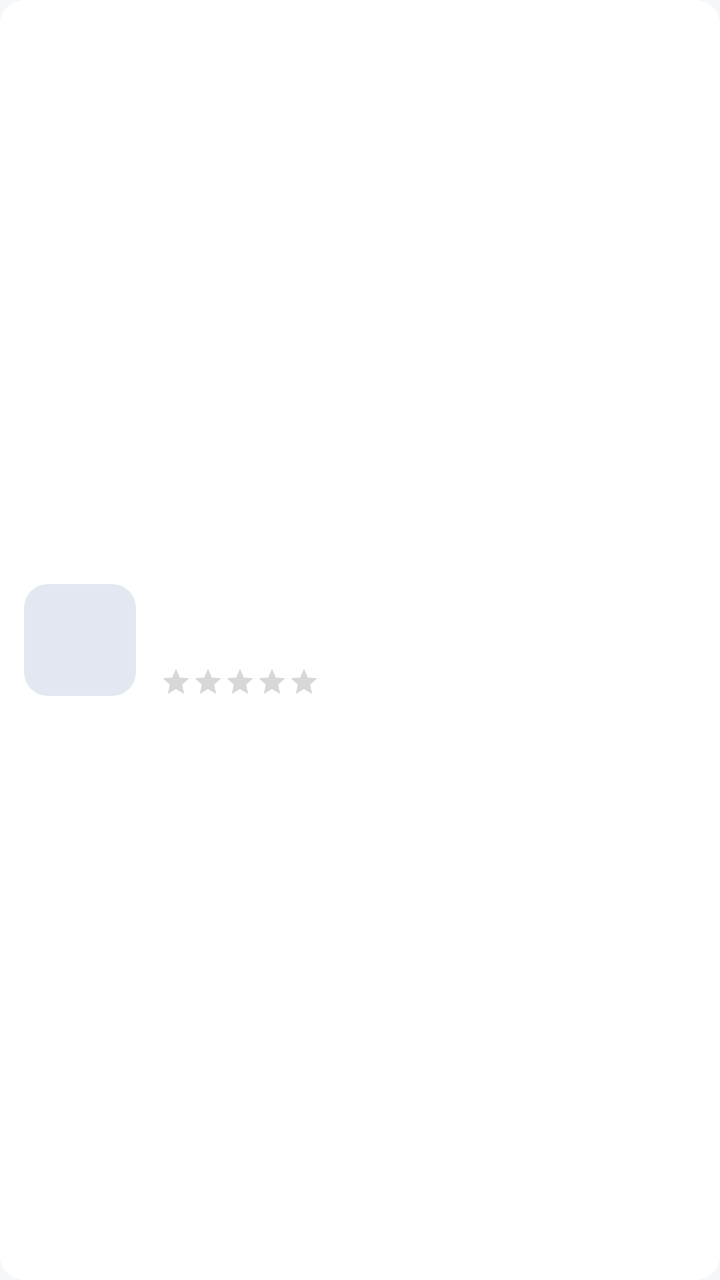
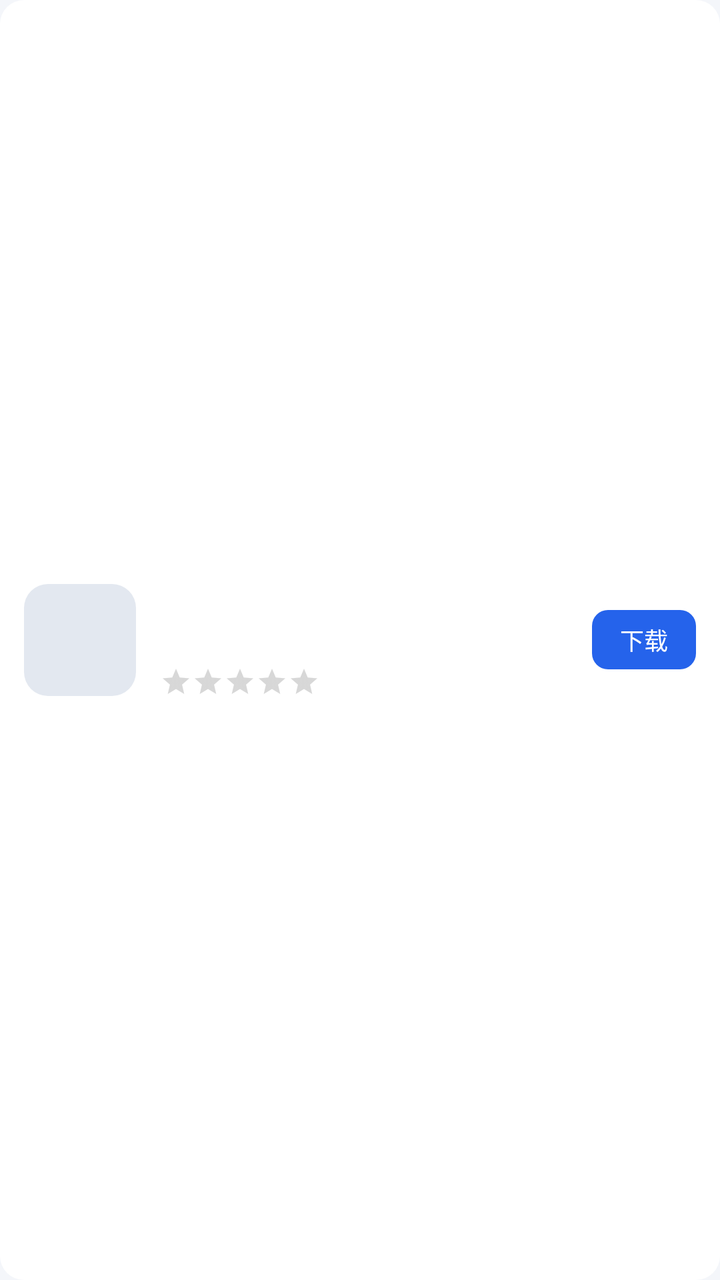

Compare the two renders of this Android layout. The source of the first and the diff that turns it into the second are given below.
<!-- AndroidManifest.xml: application theme AppTheme -->
<!-- res/layout/item_software.xml -->
<?xml version="1.0" encoding="utf-8"?>
<LinearLayout xmlns:android="http://schemas.android.com/apk/res/android"
    android:layout_width="match_parent"
    android:layout_height="wrap_content"
    android:background="@drawable/bg_card"
    android:gravity="center_vertical"
    android:orientation="horizontal"
    android:layout_marginLeft="10dp"
    android:layout_marginRight="10dp"
    android:layout_marginTop="5dp"
    android:layout_marginBottom="5dp"
    android:padding="12dp">

    <ImageView
        android:id="@+id/icon"
        android:layout_width="56dp"
        android:layout_height="56dp"
        android:background="@drawable/placeholder_app"
        android:scaleType="centerCrop" />

    <LinearLayout
        android:layout_width="0dp"
        android:layout_height="wrap_content"
        android:layout_marginLeft="12dp"
        android:layout_weight="1"
        android:orientation="vertical">

        <LinearLayout
            android:layout_width="match_parent"
            android:layout_height="wrap_content"
            android:gravity="center_vertical"
            android:orientation="horizontal">

            <TextView
                android:id="@+id/name"
                android:layout_width="wrap_content"
                android:layout_height="wrap_content"
                android:ellipsize="end"
                android:maxWidth="220dp"
                android:maxLines="1"
                android:textColor="@color/text_main"
                android:textSize="16sp"
                android:textStyle="bold" />

            <TextView
                android:id="@+id/badge"
                android:layout_width="wrap_content"
                android:layout_height="wrap_content"
                android:layout_marginLeft="6dp"
                android:background="@drawable/badge_bg"
                android:paddingLeft="6dp"
                android:paddingRight="6dp"
                android:textColor="@color/primary"
                android:textSize="10sp"
                android:visibility="gone" />
        </LinearLayout>

        <TextView
            android:id="@+id/meta"
            android:layout_width="wrap_content"
            android:layout_height="wrap_content"
            android:layout_marginTop="2dp"
            android:textColor="@color/text_sub"
            android:textSize="12sp" />

        <LinearLayout
            android:layout_width="wrap_content"
            android:layout_height="wrap_content"
            android:layout_marginTop="2dp"
            android:gravity="center_vertical"
            android:orientation="horizontal">

            <RatingBar
                android:id="@+id/rating"
                style="?android:attr/ratingBarStyleSmall"
                android:layout_width="wrap_content"
                android:layout_height="wrap_content"
                android:isIndicator="true"
                android:numStars="5"
                android:stepSize="0.5" />

            <TextView
                android:id="@+id/stats"
                android:layout_width="wrap_content"
                android:layout_height="wrap_content"
                android:layout_marginLeft="8dp"
                android:textColor="@color/text_sub"
                android:textSize="11sp" />
        </LinearLayout>
    </LinearLayout>

    <ImageView
        android:id="@+id/btn_download"
        android:layout_width="44dp"
        android:layout_height="44dp"
        android:layout_gravity="center_vertical"
        android:layout_marginLeft="8dp"
        android:contentDescription="@string/desc_download"
        android:padding="6dp" />
</LinearLayout>
<!-- resources referenced by this layout -->
<resources>
  <color name="primary">#2563EB</color>
  <color name="text_main">#1F2937</color>
  <color name="text_sub">#6B7280</color>
  <!-- drawable badge_bg (drawable) -->
  <?xml version="1.0" encoding="utf-8"?>
  <shape xmlns:android="http://schemas.android.com/apk/res/android" android:shape="rectangle">
      <solid android:color="#1A2563EB" />
      <corners android:radius="4dp" />
  </shape>
  <!-- drawable bg_card (drawable) -->
  <?xml version="1.0" encoding="utf-8"?>
  <shape xmlns:android="http://schemas.android.com/apk/res/android" android:shape="rectangle">
      <solid android:color="@color/card" />
      <corners android:radius="12dp" />
  </shape>
  <!-- drawable placeholder_app (drawable) -->
  <?xml version="1.0" encoding="utf-8"?>
  <shape xmlns:android="http://schemas.android.com/apk/res/android" android:shape="rectangle">
      <solid android:color="#E3E8F0" />
      <corners android:radius="12dp" />
  </shape>
  <string name="desc_download">下载</string>
  <style name="AppTheme" parent="android:Theme.Holo.Light.DarkActionBar">
          <item name="android:windowBackground">@color/bg</item>
          <item name="android:actionBarStyle">@style/AppActionBar</item>
      </style>
  <color name="card">#FFFFFF</color>
  <color name="bg">#F4F6FA</color>
  <style name="AppActionBar" parent="android:Widget.Holo.Light.ActionBar.Solid.Inverse">
          <item name="android:background">@color/primary</item>
          <item name="android:titleTextStyle">@style/AppActionBarTitle</item>
      </style>
  <style name="AppActionBarTitle" parent="android:TextAppearance.Holo.Widget.ActionBar.Title">
          <item name="android:textColor">@color/text_white</item>
      </style>
  <color name="text_white">#FFFFFF</color>
</resources>

<!-- the commit's change to res/layout/item_software.xml (unified diff, before → after) -->
@@ -89,12 +89,18 @@
         </LinearLayout>
     </LinearLayout>
 
-    <ImageView
+    <TextView
         android:id="@+id/btn_download"
-        android:layout_width="44dp"
-        android:layout_height="44dp"
+        android:layout_width="wrap_content"
+        android:layout_height="wrap_content"
         android:layout_gravity="center_vertical"
         android:layout_marginLeft="8dp"
-        android:contentDescription="@string/desc_download"
-        android:padding="6dp" />
+        android:background="@drawable/btn_primary"
+        android:paddingLeft="14dp"
+        android:paddingRight="14dp"
+        android:paddingTop="6dp"
+        android:paddingBottom="6dp"
+        android:text="@string/download"
+        android:textColor="@color/text_white"
+        android:textSize="12sp" />
 </LinearLayout>
<!-- resource entries referenced after the edit -->
@@ -15,18 +15,41 @@
       <solid android:color="@color/card" />
       <corners android:radius="12dp" />
   </shape>
+  <!-- drawable btn_primary (drawable) -->
+  <?xml version="1.0" encoding="utf-8"?>
+  <selector xmlns:android="http://schemas.android.com/apk/res/android">
+      <item android:state_pressed="true">
+          <shape android:shape="rectangle">
+              <solid android:color="#1D4ED8" />
+              <corners android:radius="8dp" />
+          </shape>
+      </item>
+      <item android:state_enabled="false">
+          <shape android:shape="rectangle">
+              <solid android:color="@color/disabled" />
+              <corners android:radius="8dp" />
+          </shape>
+      </item>
+      <item>
+          <shape android:shape="rectangle">
+              <solid android:color="@color/primary" />
+              <corners android:radius="8dp" />
+          </shape>
+      </item>
+  </selector>
   <!-- drawable placeholder_app (drawable) -->
   <?xml version="1.0" encoding="utf-8"?>
   <shape xmlns:android="http://schemas.android.com/apk/res/android" android:shape="rectangle">
       <solid android:color="#E3E8F0" />
       <corners android:radius="12dp" />
   </shape>
-  <string name="desc_download">下载</string>
+  <string name="download">下载</string>
   <style name="AppTheme" parent="android:Theme.Holo.Light.DarkActionBar">
           <item name="android:windowBackground">@color/bg</item>
           <item name="android:actionBarStyle">@style/AppActionBar</item>
       </style>
   <color name="card">#FFFFFF</color>
+  <color name="disabled">#B0B7C3</color>
   <color name="bg">#F4F6FA</color>
   <style name="AppActionBar" parent="android:Widget.Holo.Light.ActionBar.Solid.Inverse">
           <item name="android:background">@color/primary</item>
